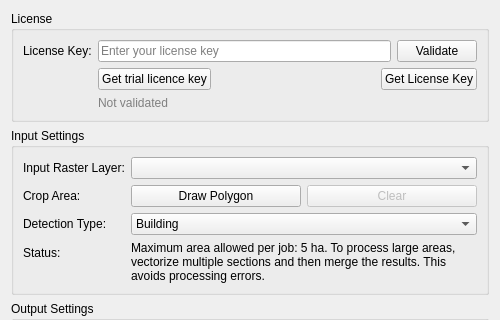
This is vec_plugin_dialog_base.ui in fw-qgis-vectorizer/QGIS_Plugin as Qt 5 draws it before an edit; both pictures show x 0 to 500 and y 0 to 320 of the 500 by 580 pixel window. The edited form follows.
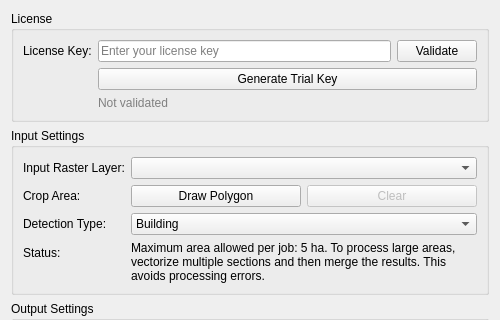
This is the edited form.

Commit message:
Trial UI: morphing licence button; hardened QGIS version telemetry
- Replace dual trial/paid buttons with one button (Generate Trial Key / Get Licence)
- client_telemetry: safe qgisVersion fallbacks; never fail trial HTTP on telemetry
- Bump plugin version to 2.3.1

What changed in the file:
```diff
--- a/vec_plugin_dialog_base.ui
+++ b/vec_plugin_dialog_base.ui
@@ -46,33 +46,16 @@
       </item>
       <item row="1" column="1">
        <layout class="QHBoxLayout" name="licenseKeyGetButtonsLayout">
-        <item>
-         <widget class="QPushButton" name="getTrialLicenseKeyButton">
-          <property name="text">
-           <string>Get trial licence key</string>
-          </property>
-         </widget>
-        </item>
-        <item>
-         <spacer name="licenseKeyGetButtonsSpacer">
-          <property name="orientation">
-           <enum>Qt::Horizontal</enum>
-          </property>
-          <property name="sizeType">
-           <enum>QSizePolicy::Expanding</enum>
-          </property>
-          <property name="sizeHint" stdset="0">
-           <size>
-            <width>20</width>
-            <height>4</height>
-           </size>
-          </property>
-         </spacer>
-        </item>
         <item>
          <widget class="QPushButton" name="getLicenseKeyButton">
+          <property name="sizePolicy" >
+           <sizepolicy hsizetype="Expanding" vsizetype="Fixed">
+            <horstretch>1</horstretch>
+            <verstretch>0</verstretch>
+           </sizepolicy>
+          </property>
           <property name="text">
-           <string>Get License Key</string>
+           <string>Generate Trial Key</string>
           </property>
          </widget>
         </item>
```
The commit also changes 3 other files.
